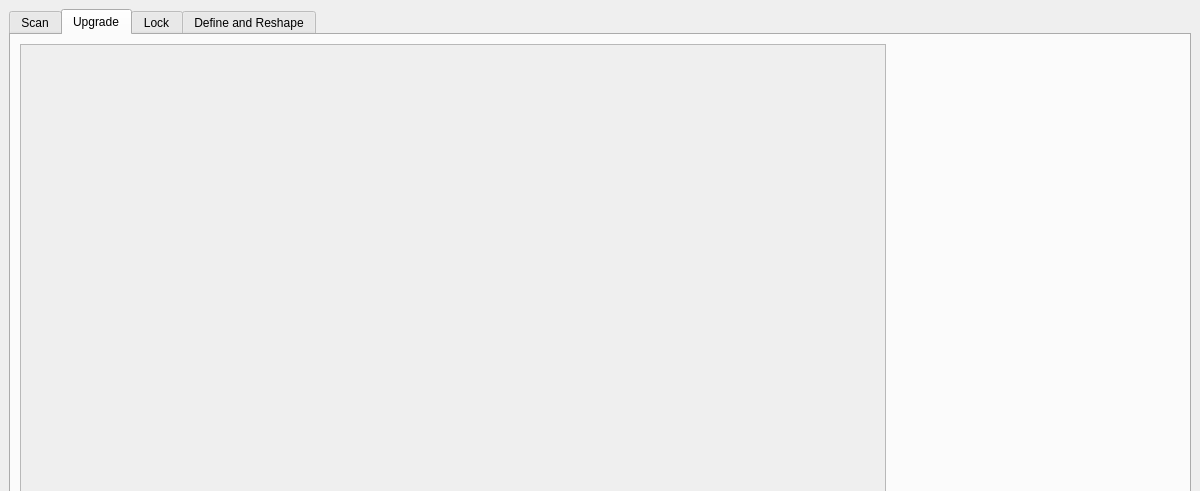
First picture: the form in mainwindow.ui, repository pricyspark/ArtifactSort-GI, before the edit; both pictures show x 0 to 1200 and y 0 to 491 of the 1200 by 800 pixel window.
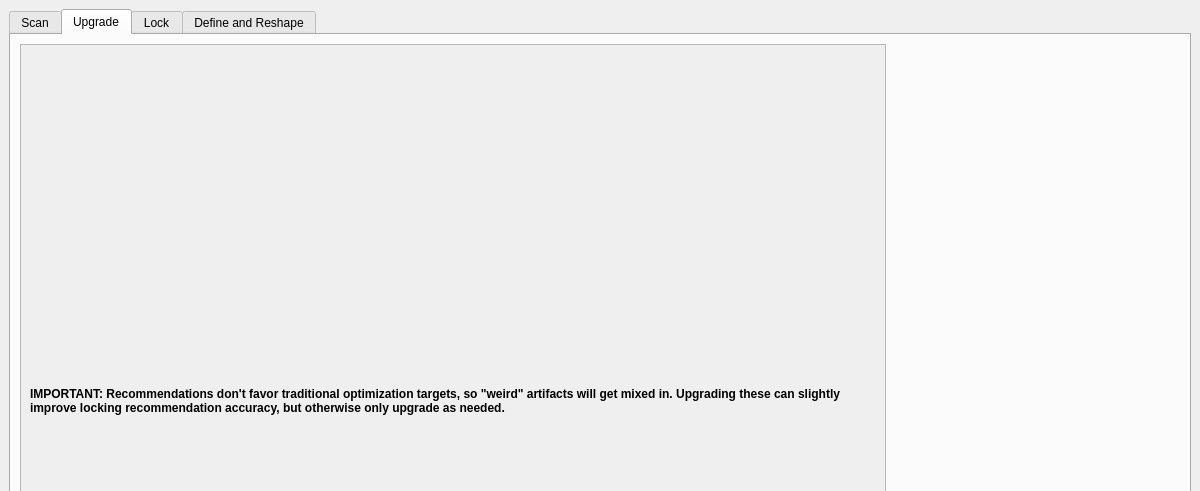
Second picture: the form after the edit. The open tabs and pages were chosen to show the change.

```diff
--- a/mainwindow.ui
+++ b/mainwindow.ui
@@ -163,8 +163,26 @@
              <height>710</height>
             </rect>
            </property>
-           <layout class="QGridLayout" name="gridLayout">
-            <item row="0" column="0">
+           <layout class="QVBoxLayout" name="verticalLayout_3" stretch="0,1">
+            <item>
+             <widget class="QLabel" name="label">
+              <property name="font">
+               <font>
+                <italic>false</italic>
+                <bold>true</bold>
+                <underline>false</underline>
+                <strikeout>false</strikeout>
+               </font>
+              </property>
+              <property name="text">
+               <string>IMPORTANT: Recommendations don't favor traditional optimization targets, so &quot;weird&quot; artifacts will get mixed in. Upgrading these can slightly improve locking recommendation accuracy, but otherwise only upgrade as needed.</string>
+              </property>
+              <property name="wordWrap">
+               <bool>true</bool>
+              </property>
+             </widget>
+            </item>
+            <item>
              <layout class="QGridLayout" name="upgradeGrid"/>
             </item>
            </layout>
@@ -175,6 +193,11 @@
          <layout class="QVBoxLayout" name="upgradeArtifactInfo" stretch="0,0,0,0,0,0,0,1">
           <item>
            <widget class="QLabel" name="upgradeArtifactMain">
+            <property name="font">
+             <font>
+              <pointsize>20</pointsize>
+             </font>
+            </property>
             <property name="text">
              <string/>
             </property>
@@ -184,62 +207,126 @@
            </widget>
           </item>
           <item>
-           <widget class="QLabel" name="upgradeArtifactLvl">
-            <property name="text">
-             <string/>
-            </property>
-            <property name="margin">
-             <number>10</number>
-            </property>
-           </widget>
+           <layout class="QHBoxLayout" name="horizontalLayout_4" stretch="0,1,0,0">
+            <item>
+             <widget class="QLabel" name="upgradeArtifactLvl">
+              <property name="font">
+               <font>
+                <pointsize>15</pointsize>
+               </font>
+              </property>
+              <property name="text">
+               <string/>
+              </property>
+              <property name="margin">
+               <number>5</number>
+              </property>
+             </widget>
+            </item>
+            <item>
+             <spacer name="horizontalSpacer_2">
+              <property name="orientation">
+               <enum>Qt::Orientation::Horizontal</enum>
+              </property>
+              <property name="sizeHint" stdset="0">
+               <size>
+                <width>40</width>
+                <height>20</height>
+               </size>
+              </property>
+             </spacer>
+            </item>
+            <item>
+             <widget class="QLabel" name="upgradeLock">
+              <property name="text">
+               <string/>
+              </property>
+             </widget>
+            </item>
+            <item>
+             <widget class="QLabel" name="upgradeStar">
+              <property name="text">
+               <string/>
+              </property>
+             </widget>
+            </item>
+           </layout>
           </item>
           <item>
            <widget class="QLabel" name="upgradeArtifactSub1">
+            <property name="font">
+             <font>
+              <pointsize>15</pointsize>
+             </font>
+            </property>
             <property name="text">
              <string/>
             </property>
             <property name="margin">
-             <number>10</number>
+             <number>5</number>
             </property>
            </widget>
           </item>
           <item>
            <widget class="QLabel" name="upgradeArtifactSub2">
+            <property name="font">
+             <font>
+              <pointsize>15</pointsize>
+             </font>
+            </property>
             <property name="text">
              <string/>
             </property>
             <property name="margin">
-             <number>10</number>
+             <number>5</number>
             </property>
            </widget>
           </item>
           <item>
            <widget class="QLabel" name="upgradeArtifactSub3">
+            <property name="font">
+             <font>
+              <pointsize>15</pointsize>
+             </font>
+            </property>
             <property name="text">
              <string/>
             </property>
             <property name="margin">
-             <number>10</number>
+             <number>5</number>
             </property>
            </widget>
           </item>
           <item>
            <widget class="QLabel" name="upgradeArtifactSub4">
+            <property name="font">
+             <font>
+              <pointsize>15</pointsize>
+             </font>
+            </property>
             <property name="text">
              <string/>
             </property>
             <property name="margin">
-             <number>10</number>
+             <number>5</number>
             </property>
            </widget>
           </item>
           <item>
            <widget class="QLabel" name="upgradeArtifactSet">
+            <property name="font">
+             <font>
+              <pointsize>15</pointsize>
+             </font>
+            </property>
             <property name="text">
              <string/>
             </property>
+            <property name="wordWrap">
+             <bool>true</bool>
+            </property>
             <property name="margin">
-             <number>10</number>
+             <number>5</number>
             </property>
            </widget>
           </item>
```
Left out of the diff: 175 changed lines with no effect on the pictures.
